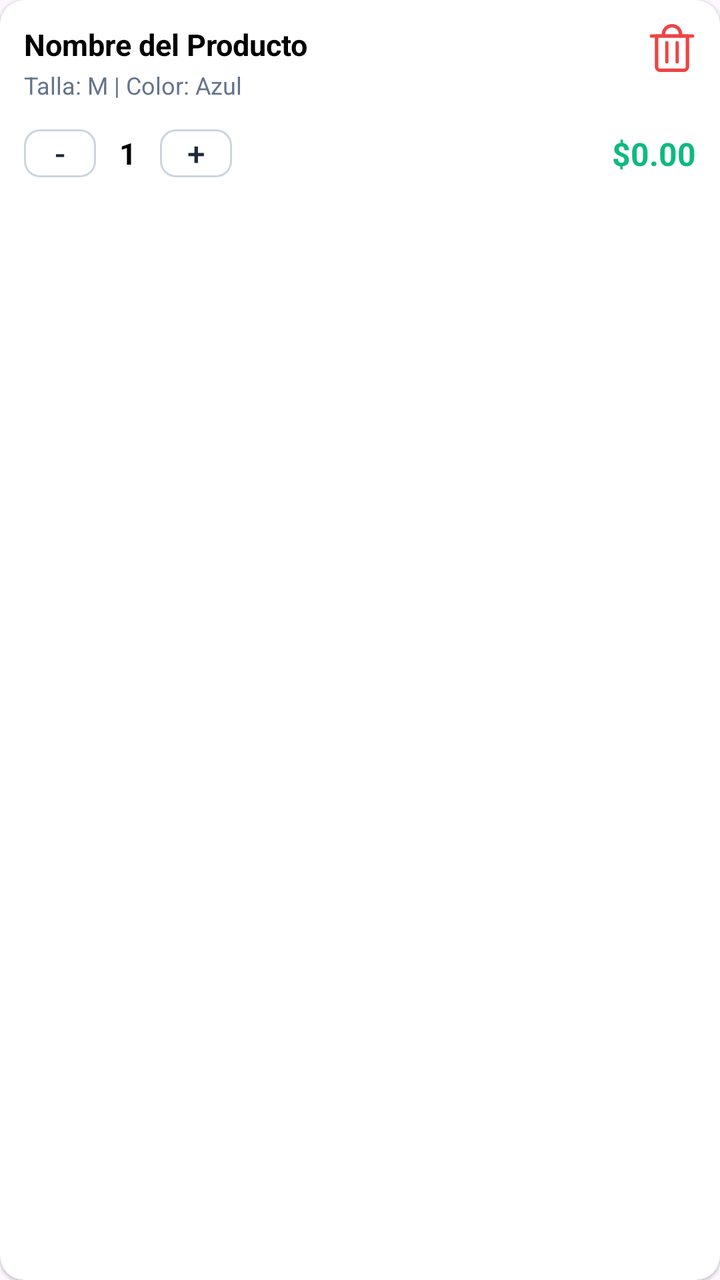
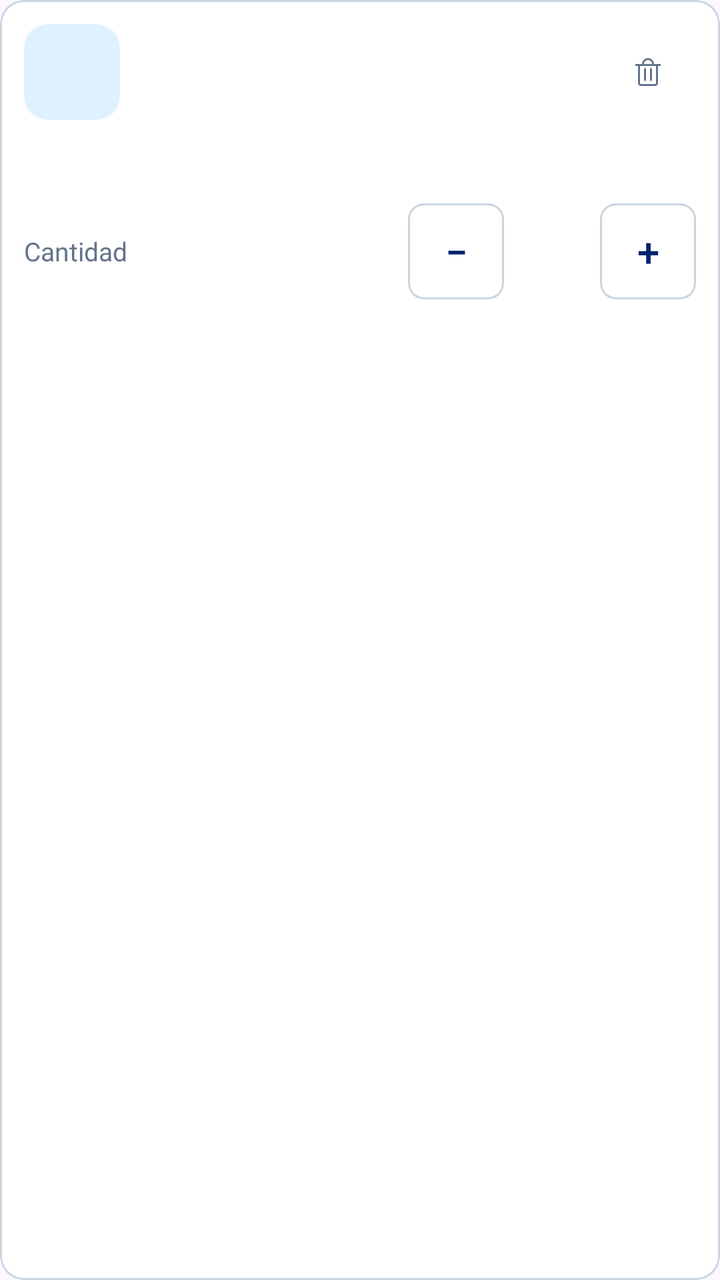

Two renders of the same Android screen: before a commit and after it. Below are the layout's source before the change and the commit's diff.
<!-- AndroidManifest.xml: application theme Theme.DAJHO -->
<!-- res/layout/item_carrito.xml -->
<?xml version="1.0" encoding="utf-8"?>
<com.google.android.material.card.MaterialCardView xmlns:android="http://schemas.android.com/apk/res/android"
    xmlns:app="http://schemas.android.com/apk/res-auto"
    android:layout_width="match_parent"
    android:layout_height="wrap_content"
    android:layout_marginBottom="8dp"
    app:cardBackgroundColor="@android:color/white"
    app:cardCornerRadius="12dp"
    app:cardElevation="1dp"
    app:strokeWidth="0dp">

    <androidx.constraintlayout.widget.ConstraintLayout
        android:layout_width="match_parent"
        android:layout_height="wrap_content"
        android:padding="12dp">

        
        <TextView
            android:id="@+id/tvProductoNombre"
            android:layout_width="0dp"
            android:layout_height="wrap_content"
            android:text="Nombre del Producto"
            android:textColor="@android:color/black"
            android:textSize="15sp"
            android:textStyle="bold"
            app:layout_constraintStart_toStartOf="parent"
            app:layout_constraintEnd_toStartOf="@id/ivEliminar"
            app:layout_constraintTop_toTopOf="parent" />

        
        <ImageView
            android:id="@+id/ivEliminar"
            android:layout_width="24dp"
            android:layout_height="24dp"
            android:src="@drawable/ic_trash"
            android:contentDescription="Eliminar"
            app:tint="#EF4444"
            app:layout_constraintEnd_toEndOf="parent"
            app:layout_constraintTop_toTopOf="parent" />

        
        <TextView
            android:id="@+id/tvVarianteInfo"
            android:layout_width="0dp"
            android:layout_height="wrap_content"
            android:layout_marginTop="2dp"
            android:text="Talla: M | Color: Azul"
            android:textColor="#64748B"
            android:textSize="12sp"
            app:layout_constraintStart_toStartOf="parent"
            app:layout_constraintEnd_toStartOf="@id/tvSubtotal"
            app:layout_constraintTop_toBottomOf="@id/tvProductoNombre" />

        
        <LinearLayout
            android:id="@+id/layoutCantidad"
            android:layout_width="wrap_content"
            android:layout_height="wrap_content"
            android:layout_marginTop="8dp"
            android:gravity="center_vertical"
            android:orientation="horizontal"
            app:layout_constraintStart_toStartOf="parent"
            app:layout_constraintTop_toBottomOf="@id/tvVarianteInfo">

            <com.google.android.material.button.MaterialButton
                android:id="@+id/btnMenos"
                style="@style/Widget.MaterialComponents.Button.OutlinedButton"
                android:layout_width="36dp"
                android:layout_height="36dp"
                android:padding="0dp"
                android:text="-"
                android:textColor="#1E293B"
                android:textSize="16sp"
                app:cornerRadius="8dp"
                app:strokeColor="#CBD5E1" />

            <TextView
                android:id="@+id/tvCantidad"
                android:layout_width="32dp"
                android:layout_height="wrap_content"
                android:gravity="center"
                android:text="1"
                android:textColor="@android:color/black"
                android:textSize="15sp"
                android:textStyle="bold" />

            <com.google.android.material.button.MaterialButton
                android:id="@+id/btnMas"
                style="@style/Widget.MaterialComponents.Button.OutlinedButton"
                android:layout_width="36dp"
                android:layout_height="36dp"
                android:padding="0dp"
                android:text="+"
                android:textColor="#1E293B"
                android:textSize="16sp"
                app:cornerRadius="8dp"
                app:strokeColor="#CBD5E1" />

        </LinearLayout>

        
        <TextView
            android:id="@+id/tvSubtotal"
            android:layout_width="wrap_content"
            android:layout_height="wrap_content"
            android:text="$0.00"
            android:textColor="#10B981"
            android:textSize="16sp"
            android:textStyle="bold"
            app:layout_constraintBottom_toBottomOf="@id/layoutCantidad"
            app:layout_constraintEnd_toEndOf="parent"
            app:layout_constraintTop_toTopOf="@id/layoutCantidad" />

    </androidx.constraintlayout.widget.ConstraintLayout>

</com.google.android.material.card.MaterialCardView>
<!-- resources referenced by this layout -->
<resources>
  <!-- drawable ic_trash (drawable) -->
  <vector xmlns:android="http://schemas.android.com/apk/res/android"
      android:width="14dp"
      android:height="14dp"
      android:viewportWidth="14"
      android:viewportHeight="14">
    <group>
      <clip-path
          android:pathData="M0,0h14v14h-14z"/>
      <path
          android:strokeWidth="1"
          android:pathData="M1,3.5H13"
          android:strokeLineJoin="round"
          android:fillColor="#00000000"
          android:strokeColor="#000001"
          android:strokeLineCap="round"/>
      <path
          android:strokeWidth="1"
          android:pathData="M2.5,3.5H11.5V12.5C11.5,12.765 11.395,13.02 11.207,13.207C11.02,13.395 10.765,13.5 10.5,13.5H3.5C3.235,13.5 2.98,13.395 2.793,13.207C2.605,13.02 2.5,12.765 2.5,12.5V3.5Z"
          android:strokeLineJoin="round"
          android:fillColor="#00000000"
          android:strokeColor="#000001"
          android:strokeLineCap="round"/>
      <path
          android:strokeWidth="1"
          android:pathData="M4.5,3.5V3C4.5,2.337 4.763,1.701 5.232,1.232C5.701,0.763 6.337,0.5 7,0.5C7.663,0.5 8.299,0.763 8.768,1.232C9.237,1.701 9.5,2.337 9.5,3V3.5"
          android:strokeLineJoin="round"
          android:fillColor="#00000000"
          android:strokeColor="#000001"
          android:strokeLineCap="round"/>
      <path
          android:strokeWidth="1"
          android:pathData="M5.5,5.5V11"
          android:strokeLineJoin="round"
          android:fillColor="#00000000"
          android:strokeColor="#000001"
          android:strokeLineCap="round"/>
      <path
          android:strokeWidth="1"
          android:pathData="M8.5,5.5V11"
          android:strokeLineJoin="round"
          android:fillColor="#00000000"
          android:strokeColor="#000001"
          android:strokeLineCap="round"/>
    </group>
  </vector>
  <style name="Theme.DAJHO" parent="Base.Theme.DAJHO" />
  <style name="Base.Theme.DAJHO" parent="Theme.Material3.DayNight.NoActionBar">
          
          
      </style>
</resources>

<!-- the commit's change to res/layout/item_carrito.xml (unified diff, before → after) -->
@@ -3,114 +3,130 @@
     xmlns:app="http://schemas.android.com/apk/res-auto"
     android:layout_width="match_parent"
     android:layout_height="wrap_content"
-    android:layout_marginBottom="8dp"
-    app:cardBackgroundColor="@android:color/white"
+    android:layout_marginBottom="12dp"
+    app:cardBackgroundColor="@color/card_bg"
     app:cardCornerRadius="12dp"
-    app:cardElevation="1dp"
-    app:strokeWidth="0dp">
-
-    <androidx.constraintlayout.widget.ConstraintLayout
+    app:cardElevation="0dp"
+    app:strokeColor="@color/sale_outline"
+    app:strokeWidth="1dp">
+    <LinearLayout
         android:layout_width="match_parent"
         android:layout_height="wrap_content"
+        android:orientation="vertical"
         android:padding="12dp">
-
-        
-        <TextView
-            android:id="@+id/tvProductoNombre"
-            android:layout_width="0dp"
+        <LinearLayout
+            android:layout_width="match_parent"
             android:layout_height="wrap_content"
-            android:text="Nombre del Producto"
-            android:textColor="@android:color/black"
-            android:textSize="15sp"
-            android:textStyle="bold"
-            app:layout_constraintStart_toStartOf="parent"
-            app:layout_constraintEnd_toStartOf="@id/ivEliminar"
-            app:layout_constraintTop_toTopOf="parent" />
-
-        
-        <ImageView
-            android:id="@+id/ivEliminar"
-            android:layout_width="24dp"
-            android:layout_height="24dp"
-            android:src="@drawable/ic_trash"
-            android:contentDescription="Eliminar"
-            app:tint="#EF4444"
-            app:layout_constraintEnd_toEndOf="parent"
-            app:layout_constraintTop_toTopOf="parent" />
-
-        
-        <TextView
-            android:id="@+id/tvVarianteInfo"
-            android:layout_width="0dp"
+            android:gravity="top">
+            <TextView
+                android:id="@+id/tvProductInitial"
+                android:layout_width="48dp"
+                android:layout_height="48dp"
+                android:background="@drawable/bg_sale_product"
+                android:gravity="center"
+                android:importantForAccessibility="no"
+                android:textColor="@color/sale_accent"
+                android:textSize="22sp"
+                android:textStyle="bold" />
+            <LinearLayout
+                android:layout_width="0dp"
+                android:layout_height="wrap_content"
+                android:layout_weight="1"
+                android:layout_marginStart="12dp"
+                android:orientation="vertical">
+                <TextView
+                    android:id="@+id/tvProductoNombre"
+                    android:layout_width="match_parent"
+                    android:layout_height="wrap_content"
+                    android:textColor="@color/text_primary"
+                    android:textSize="16sp"
+                    android:textStyle="bold" />
+                <TextView
+                    android:id="@+id/tvVarianteInfo"
+                    android:layout_width="match_parent"
+                    android:layout_height="wrap_content"
+                    android:layout_marginTop="4dp"
+                    android:textColor="@color/text_secondary"
+                    android:textSize="13sp" />
+            </LinearLayout>
+            <androidx.appcompat.widget.AppCompatImageButton
+                android:id="@+id/ivEliminar"
+                android:layout_width="48dp"
+                android:layout_height="48dp"
+                android:background="?attr/selectableItemBackgroundBorderless"
+                android:padding="14dp"
+                android:src="@drawable/ic_trash"
+                app:tint="@color/text_secondary" />
+        </LinearLayout>
+        <LinearLayout
+            android:layout_width="match_parent"
             android:layout_height="wrap_content"
-            android:layout_marginTop="2dp"
-            android:text="Talla: M | Color: Azul"
-            android:textColor="#64748B"
-            android:textSize="12sp"
-            app:layout_constraintStart_toStartOf="parent"
-            app:layout_constraintEnd_toStartOf="@id/tvSubtotal"
-            app:layout_constraintTop_toBottomOf="@id/tvProductoNombre" />
-
-        
+            android:layout_marginTop="12dp">
+            <TextView
+                android:id="@+id/tvUnitPrice"
+                android:layout_width="0dp"
+                android:layout_height="wrap_content"
+                android:layout_weight="1"
+                android:textColor="@color/text_secondary"
+                android:textSize="13sp" />
+            <TextView
+                android:id="@+id/tvSubtotal"
+                android:layout_width="0dp"
+                android:layout_height="wrap_content"
+                android:layout_weight="1"
+                android:gravity="end"
+                android:textColor="@color/text_primary"
+                android:textSize="16sp"
+                android:textStyle="bold" />
+        </LinearLayout>
         <LinearLayout
-            android:id="@+id/layoutCantidad"
-            android:layout_width="wrap_content"
+            android:layout_width="match_parent"
             android:layout_height="wrap_content"
             android:layout_marginTop="8dp"
-            android:gravity="center_vertical"
-            android:orientation="horizontal"
-            app:layout_constraintStart_toStartOf="parent"
-            app:layout_constraintTop_toBottomOf="@id/tvVarianteInfo">
-
+            android:gravity="center_vertical">
+            <TextView
+                android:layout_width="0dp"
+                android:layout_height="wrap_content"
+                android:layout_weight="1"
+                android:text="@string/sale_quantity"
+                android:textColor="@color/text_secondary"
+                android:textSize="13sp" />
             <com.google.android.material.button.MaterialButton
                 android:id="@+id/btnMenos"
                 style="@style/Widget.MaterialComponents.Button.OutlinedButton"
-                android:layout_width="36dp"
-                android:layout_height="36dp"
+                android:layout_width="48dp"
+                android:layout_height="48dp"
+                android:insetTop="0dp"
+                android:insetBottom="0dp"
+                android:minWidth="0dp"
                 android:padding="0dp"
-                android:text="-"
-                android:textColor="#1E293B"
-                android:textSize="16sp"
+                android:text="@string/sale_minus"
+                android:textColor="@color/sale_accent"
+                android:textSize="20sp"
                 app:cornerRadius="8dp"
-                app:strokeColor="#CBD5E1" />
-
+                app:strokeColor="@color/sale_outline" />
             <TextView
                 android:id="@+id/tvCantidad"
-                android:layout_width="32dp"
+                android:layout_width="48dp"
                 android:layout_height="wrap_content"
                 android:gravity="center"
-                android:text="1"
-                android:textColor="@android:color/black"
-                android:textSize="15sp"
+                android:textColor="@color/text_primary"
+                android:textSize="16sp"
                 android:textStyle="bold" />
-
             <com.google.android.material.button.MaterialButton
                 android:id="@+id/btnMas"
                 style="@style/Widget.MaterialComponents.Button.OutlinedButton"
-                android:layout_width="36dp"
-                android:layout_height="36dp"
+                android:layout_width="48dp"
+                android:layout_height="48dp"
+                android:insetTop="0dp"
+                android:insetBottom="0dp"
+                android:minWidth="0dp"
                 android:padding="0dp"
-                android:text="+"
-                android:textColor="#1E293B"
-                android:textSize="16sp"
+                android:text="@string/sale_plus"
+                android:textColor="@color/sale_accent"
+                android:textSize="20sp"
                 app:cornerRadius="8dp"
-                app:strokeColor="#CBD5E1" />
-
+                app:strokeColor="@color/sale_outline" />
         </LinearLayout>
-
-        
-        <TextView
-            android:id="@+id/tvSubtotal"
-            android:layout_width="wrap_content"
-            android:layout_height="wrap_content"
-            android:text="$0.00"
-            android:textColor="#10B981"
-            android:textSize="16sp"
-            android:textStyle="bold"
-            app:layout_constraintBottom_toBottomOf="@id/layoutCantidad"
-            app:layout_constraintEnd_toEndOf="parent"
-            app:layout_constraintTop_toTopOf="@id/layoutCantidad" />
-
-    </androidx.constraintlayout.widget.ConstraintLayout>
-
+    </LinearLayout>
 </com.google.android.material.card.MaterialCardView>
<!-- resource entries referenced after the edit -->
@@ -1,5 +1,15 @@
 <!-- resources referenced by this layout -->
 <resources>
+  <color name="card_bg">#FFFFFF</color>
+  <color name="sale_accent">#00236F</color>
+  <color name="sale_outline">#CBD5E1</color>
+  <color name="text_primary">#1E293B</color>
+  <color name="text_secondary">#64748B</color>
+  <!-- drawable bg_sale_product (drawable) -->
+  <shape xmlns:android="http://schemas.android.com/apk/res/android">
+      <solid android:color="@color/sale_product_bg" />
+      <corners android:radius="12dp" />
+  </shape>
   <!-- drawable ic_trash (drawable) -->
   <vector xmlns:android="http://schemas.android.com/apk/res/android"
       android:width="14dp"
@@ -46,7 +56,11 @@
           android:strokeLineCap="round"/>
     </group>
   </vector>
+  <string name="sale_minus" translatable="false">−</string>
+  <string name="sale_plus" translatable="false">+</string>
+  <string name="sale_quantity">Cantidad</string>
   <style name="Theme.DAJHO" parent="Base.Theme.DAJHO" />
+  <color name="sale_product_bg">#E0F2FE</color>
   <style name="Base.Theme.DAJHO" parent="Theme.Material3.DayNight.NoActionBar">
           
           
